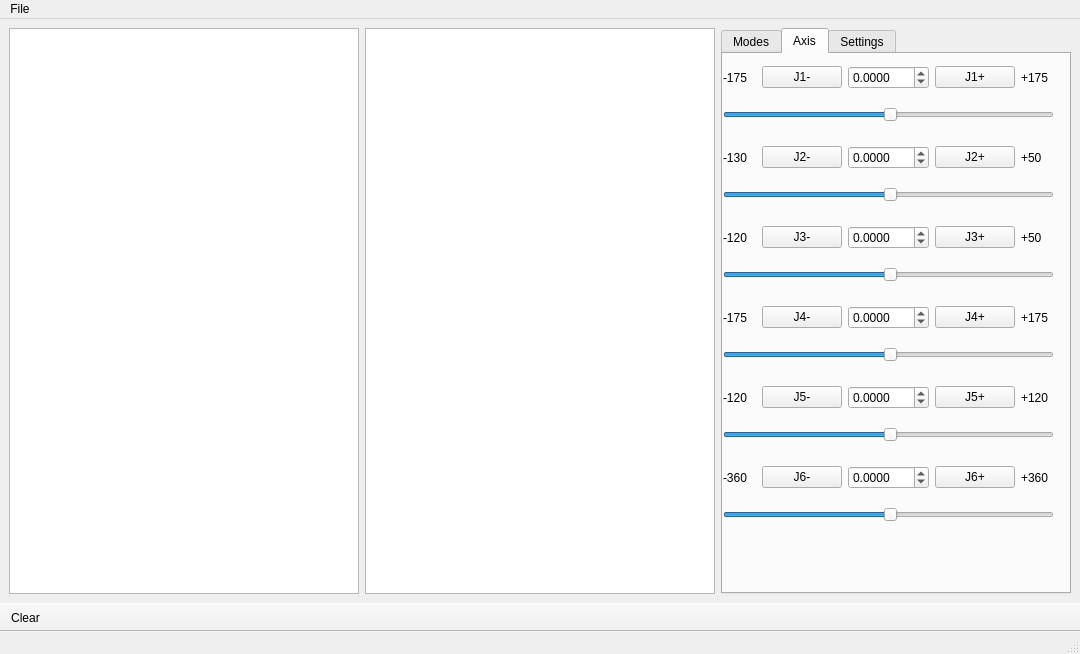
The window that main.ui (kukuruuza/ruuz) describes before a commit, drawn with Qt 5.
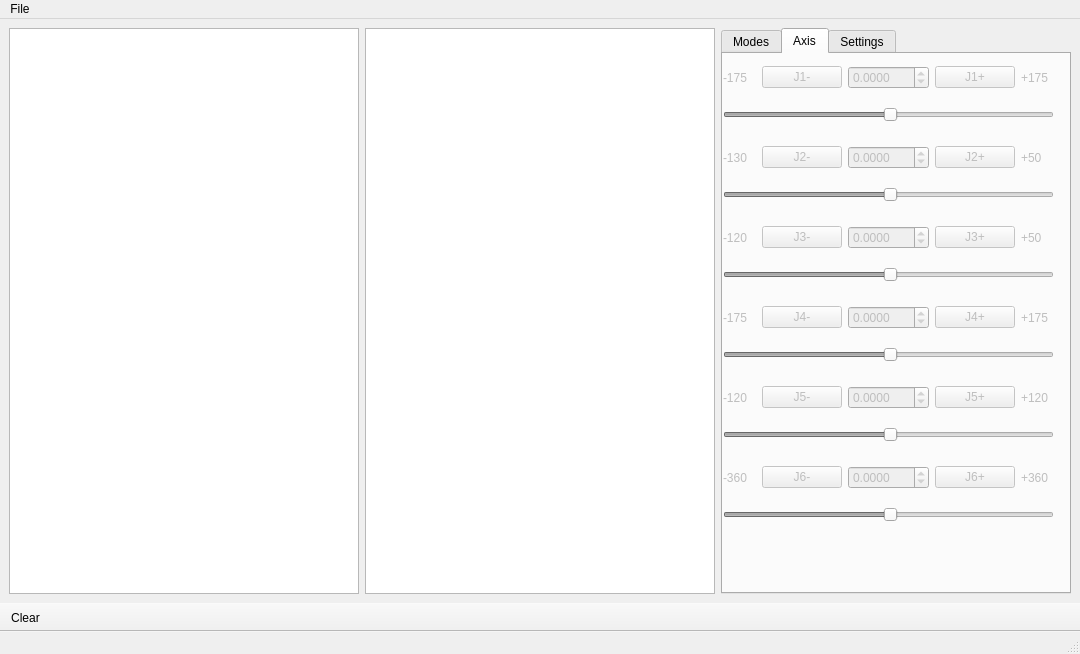
The same window after the commit. The open tabs and pages were chosen to show the change. Icons and pictures are not drawn.

Commit message: продолжение разработки

Diff of the .ui file:
```diff
--- a/main.ui
+++ b/main.ui
@@ -39,6 +39,9 @@
     </item>
     <item>
      <widget class="QTabWidget" name="tabWidget">
+      <property name="enabled">
+       <bool>true</bool>
+      </property>
       <property name="currentIndex">
        <number>0</number>
       </property>
@@ -296,6 +299,9 @@
        </widget>
       </widget>
       <widget class="QWidget" name="tab_axis">
+       <property name="enabled">
+        <bool>false</bool>
+       </property>
        <attribute name="title">
         <string>Axis</string>
        </attribute>
```
Left out of the diff: 2 changed lines with no effect on the pictures. The commit also changes 1 other file.
